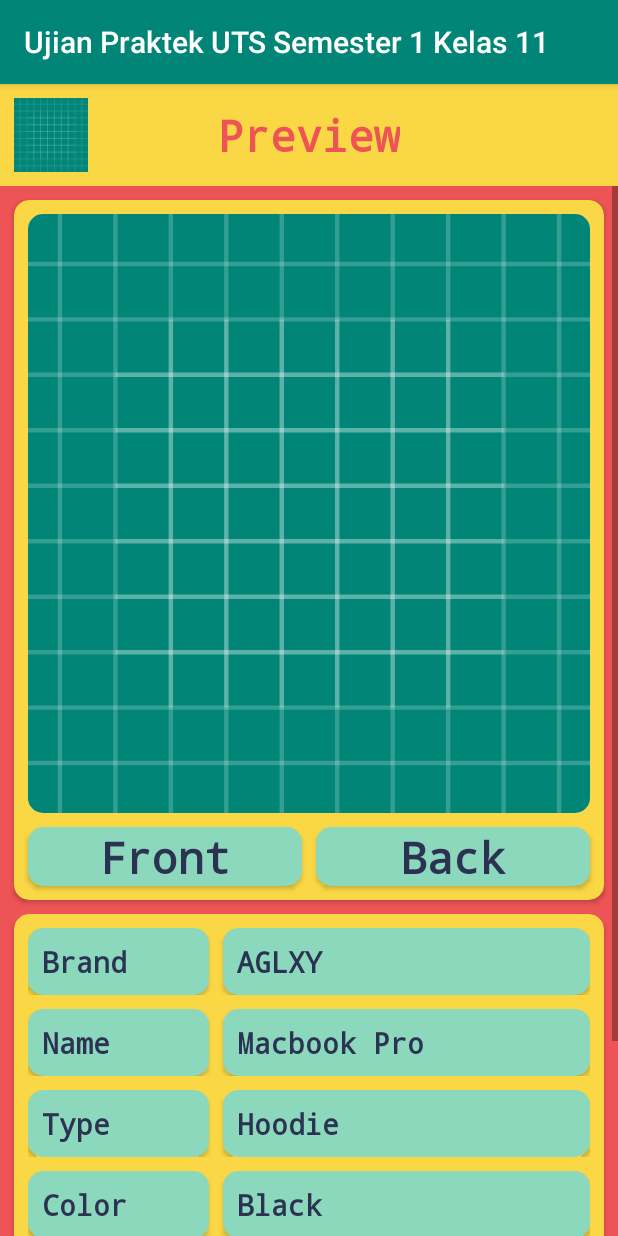
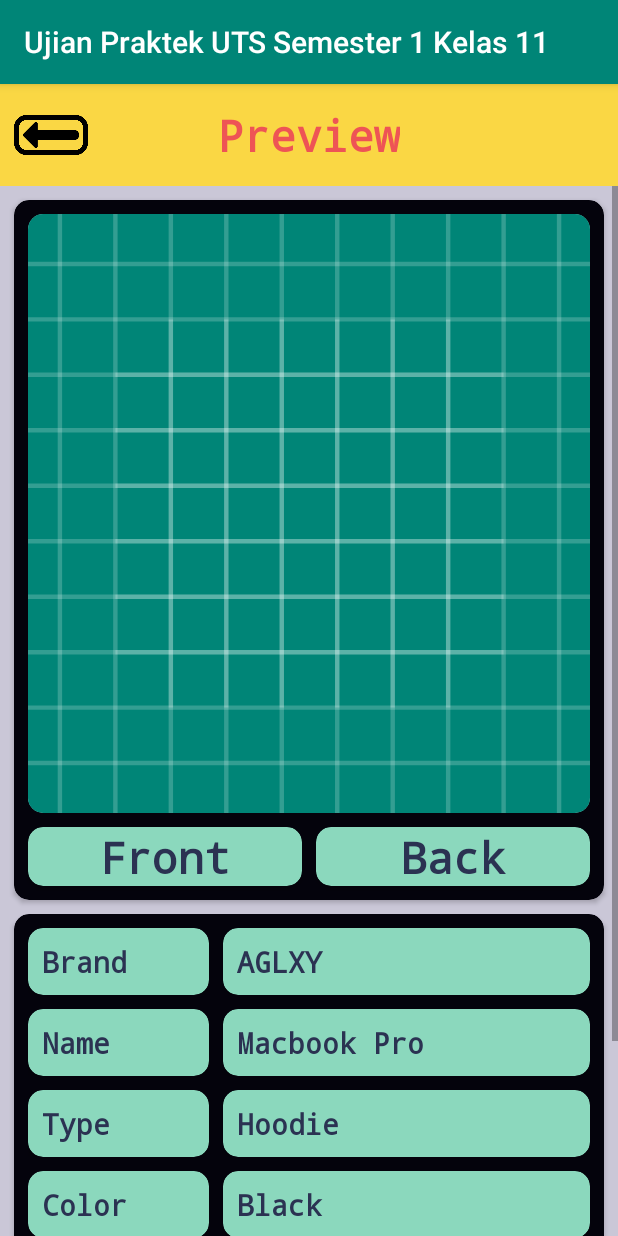
Before and after one commit to uchidd/Ujian-Praktek-UTS-Semester-1-Kelas-11, an Android app: the DetailsActivity screen opened directly, with no data from a screen before it, on a phone screen of 412 x 824 dp. Run offline under Robolectric (Android 15) with nearby library versions, the phone set to English and light mode, and no system bars.

Commit message:
09:15, 20 September 2019

```diff
--- a/app/src/main/res/layout/activity_details.xml
+++ b/app/src/main/res/layout/activity_details.xml
@@ -18,7 +18,8 @@
             android:layout_width="49dp"
             android:layout_height="49dp"
             android:layout_alignParentLeft="true"
-            android:src="@drawable/ic_launcher_background" />
+            android:rotation="180"
+            android:src="@drawable/back" />
 
         <TextView
             android:layout_width="wrap_content"
@@ -37,7 +38,7 @@
     <LinearLayout
         android:layout_width="match_parent"
         android:layout_height="match_parent"
-        android:background="#EE5455"
+        android:background="#CAC7D7"
         android:orientation="vertical">
 
         <ScrollView
@@ -53,7 +54,7 @@
                     android:layout_width="match_parent"
                     android:layout_height="wrap_content"
                     android:layout_margin="9dp"
-                    android:backgroundTint="#FAD744"
+                    android:backgroundTint="#04030C"
                     app:cardCornerRadius="10dp">
 
                     <LinearLayout
@@ -140,7 +141,7 @@
                     android:layout_marginLeft="9dp"
                     android:layout_marginBottom="9dp"
                     android:layout_marginRight="9dp"
-                    android:backgroundTint="#FAD744"
+                    android:backgroundTint="#04030C"
                     app:cardCornerRadius="10dp">
 
                     <LinearLayout
@@ -431,7 +432,7 @@
                     android:layout_marginLeft="9dp"
                     android:layout_marginBottom="9dp"
                     android:layout_marginRight="9dp"
-                    android:backgroundTint="#FAD744"
+                    android:backgroundTint="#04030C"
                     app:cardCornerRadius="10dp">
 
                     <android.support.v7.widget.CardView
```
Also changed, not shown: app/src/main/res/drawable/back.png (added).
